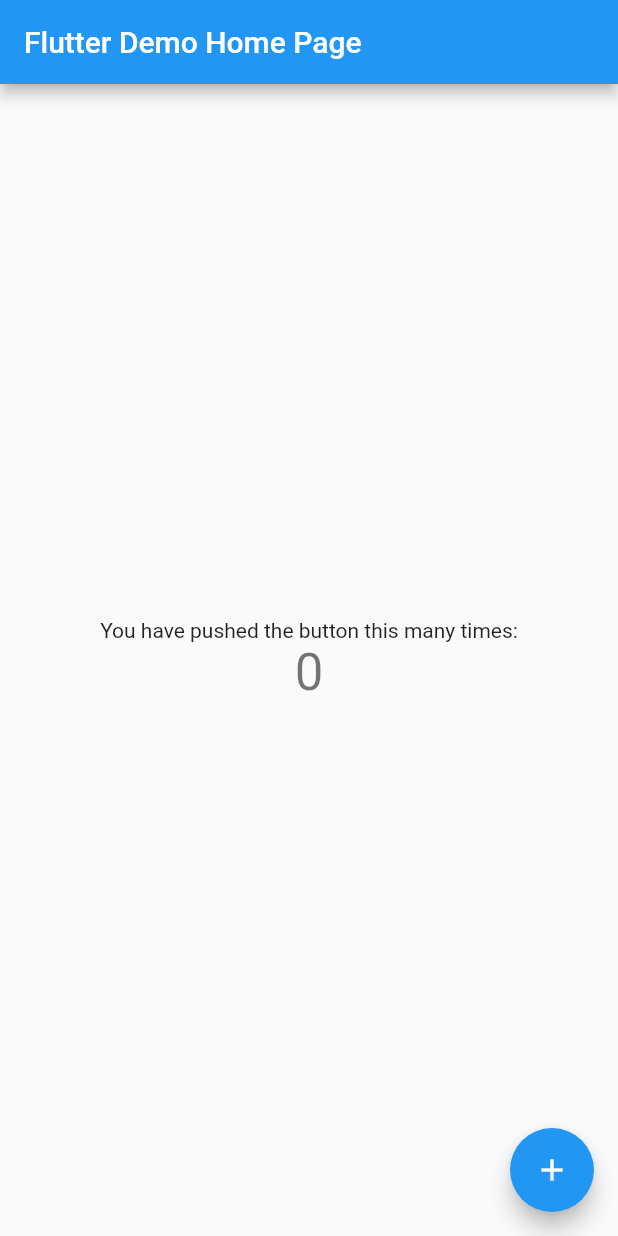
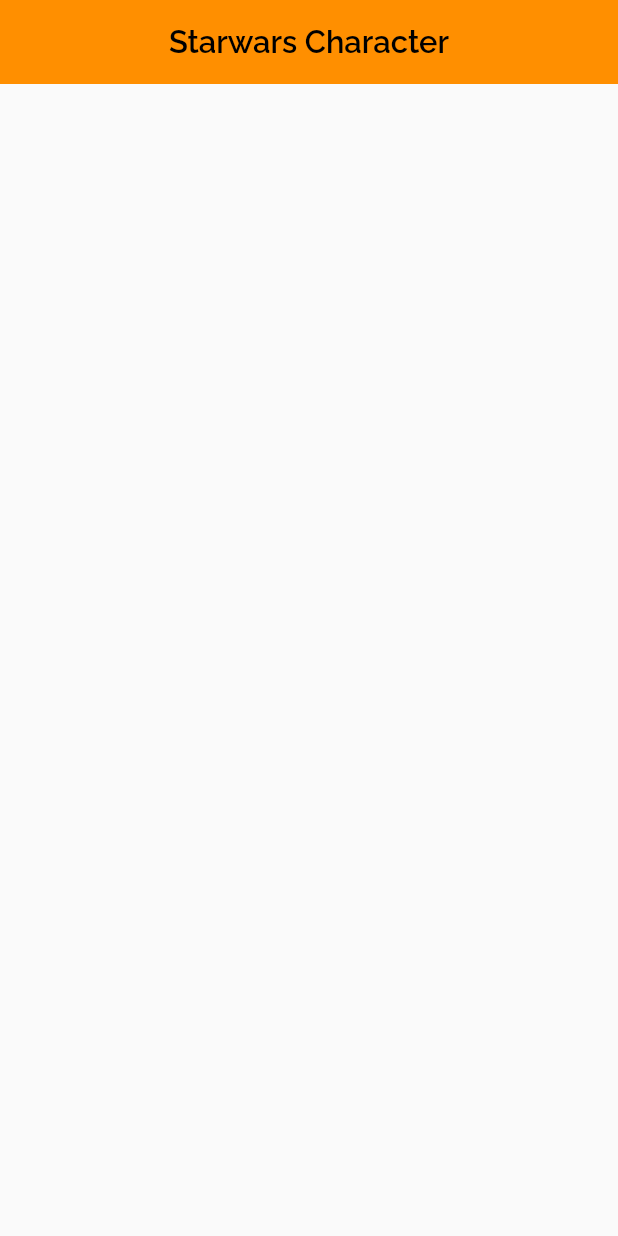
Before and after one commit to ozaenzenzen/flutter-FAMstarwarschar, a Flutter app: the screen it shows after launch, on a phone screen of 412 x 824 dp. Run offline on Flutter 3.47's test engine with Material 2 defaults, Android fonts, the phone set to English and light mode, and no system bars; our stand-ins replace flutter_screenutil, get, google_fonts.

Commit message:
first page

```diff
--- /dev/null
+++ b/lib/homepage.dart
@@ -0,0 +1,31 @@
+import 'package:flutter/material.dart';
+import 'package:flutter_screenutil/flutter_screenutil.dart';
+import 'package:google_fonts/google_fonts.dart';
+
+class HomePage extends StatefulWidget {
+  @override
+  _HomePageState createState() => _HomePageState();
+}
+
+class _HomePageState extends State<HomePage> {
+  ScreenUtil screenUtil = ScreenUtil();
+
+  @override
+  Widget build(BuildContext context) {
+    return Scaffold(
+      appBar: AppBar(
+        elevation: 0,
+        backgroundColor: Colors.amber.shade800,
+        centerTitle: true,
+        title: Text(
+          "Starwars Character",
+          style: GoogleFonts.raleway(
+            color: Colors.black,
+            fontSize: screenUtil.setSp(18),
+            fontWeight: FontWeight.w600,
+          ),
+        ),
+      ),
+    );
+  }
+}
--- a/lib/main.dart
+++ b/lib/main.dart
@@ -1,115 +1,29 @@
 import 'package:flutter/material.dart';
+import 'package:flutter_screenutil/flutter_screenutil.dart';
+import 'package:get/route_manager.dart';
+import 'package:soal_16_starwarsapi/homepage.dart';
 
 void main() {
-  runApp(const MyApp());
+  runApp(MyApp());
 }
 
-class MyApp extends StatelessWidget {
-  const MyApp({Key? key}) : super(key: key);
+class MyApp extends StatefulWidget {
+  @override
+  _MyAppState createState() => _MyAppState();
+}
 
-  // This widget is the root of your application.
+class _MyAppState extends State<MyApp> {
   @override
   Widget build(BuildContext context) {
-    return MaterialApp(
-      title: 'Flutter Demo',
-      theme: ThemeData(
-        // This is the theme of your application.
-        //
-        // Try running your application with "flutter run". You'll see the
-        // application has a blue toolbar. Then, without quitting the app, try
-        // changing the primarySwatch below to Colors.green and then invoke
-        // "hot reload" (press "r" in the console where you ran "flutter run",
-        // or simply save your changes to "hot reload" in a Flutter IDE).
-        // Notice that the counter didn't reset back to zero; the application
-        // is not restarted.
-        primarySwatch: Colors.blue,
-      ),
-      home: const MyHomePage(title: 'Flutter Demo Home Page'),
+    return ScreenUtilInit(
+      builder: () {
+        return GetMaterialApp(
+          title: 'Starwars Character App',
+          home: HomePage(),
+          defaultTransition: Transition.cupertino,
+          debugShowCheckedModeBanner: false,
+        );
+      },
     );
   }
 }
-
-class MyHomePage extends StatefulWidget {
-  const MyHomePage({Key? key, required this.title}) : super(key: key);
-
-  // This widget is the home page of your application. It is stateful, meaning
-  // that it has a State object (defined below) that contains fields that affect
-  // how it looks.
-
-  // This class is the configuration for the state. It holds the values (in this
-  // case the title) provided by the parent (in this case the App widget) and
-  // used by the build method of the State. Fields in a Widget subclass are
-  // always marked "final".
-
-  final String title;
-
-  @override
-  State<MyHomePage> createState() => _MyHomePageState();
-}
-
-class _MyHomePageState extends State<MyHomePage> {
-  int _counter = 0;
-
-  void _incrementCounter() {
-    setState(() {
-      // This call to setState tells the Flutter framework that something has
-      // changed in this State, which causes it to rerun the build method below
-      // so that the display can reflect the updated values. If we changed
-      // _counter without calling setState(), then the build method would not be
-      // called again, and so nothing would appear to happen.
-      _counter++;
-    });
-  }
-
-  @override
-  Widget build(BuildContext context) {
-    // This method is rerun every time setState is called, for instance as done
-    // by the _incrementCounter method above.
-    //
-    // The Flutter framework has been optimized to make rerunning build methods
-    // fast, so that you can just rebuild anything that needs updating rather
-    // than having to individually change instances of widgets.
-    return Scaffold(
-      appBar: AppBar(
-        // Here we take the value from the MyHomePage object that was created by
-        // the App.build method, and use it to set our appbar title.
-        title: Text(widget.title),
-      ),
-      body: Center(
-        // Center is a layout widget. It takes a single child and positions it
-        // in the middle of the parent.
-        child: Column(
-          // Column is also a layout widget. It takes a list of children and
-          // arranges them vertically. By default, it sizes itself to fit its
-          // children horizontally, and tries to be as tall as its parent.
-          //
-          // Invoke "debug painting" (press "p" in the console, choose the
-          // "Toggle Debug Paint" action from the Flutter Inspector in Android
-          // Studio, or the "Toggle Debug Paint" command in Visual Studio Code)
-          // to see the wireframe for each widget.
-          //
-          // Column has various properties to control how it sizes itself and
-          // how it positions its children. Here we use mainAxisAlignment to
-          // center the children vertically; the main axis here is the vertical
-          // axis because Columns are vertical (the cross axis would be
-          // horizontal).
-          mainAxisAlignment: MainAxisAlignment.center,
-          children: <Widget>[
-            const Text(
-              'You have pushed the button this many times:',
-            ),
-            Text(
-              '$_counter',
-              style: Theme.of(context).textTheme.headline4,
-            ),
-          ],
-        ),
-      ),
-      floatingActionButton: FloatingActionButton(
-        onPressed: _incrementCounter,
-        tooltip: 'Increment',
-        child: const Icon(Icons.add),
-      ), // This trailing comma makes auto-formatting nicer for build methods.
-    );
-  }
-}
```
